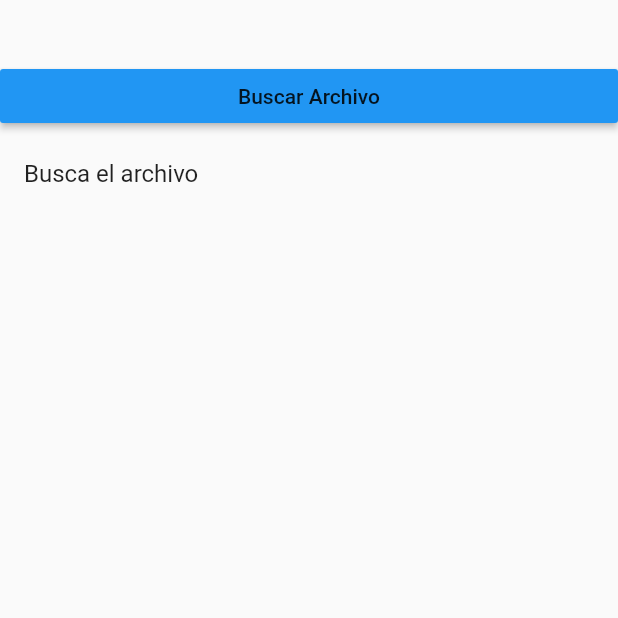
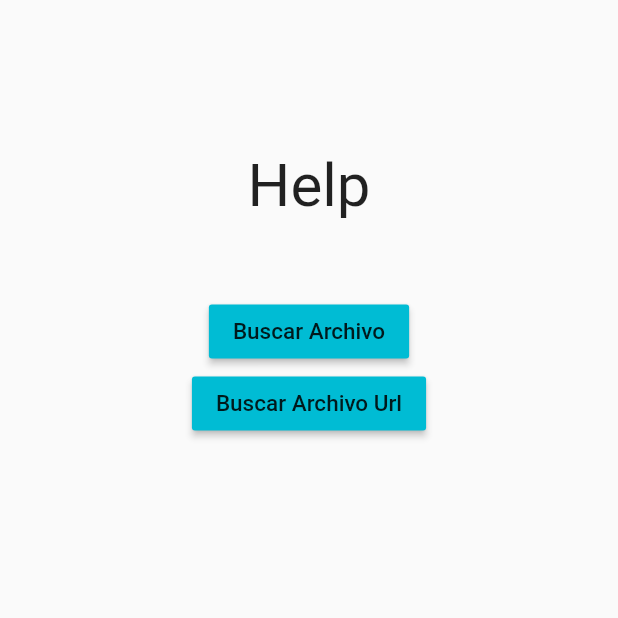
Before and after one commit to maxneo4/Research, a Flutter app: the screen it shows after launch, on a phone screen of 412 x 824 dp, the top half of it. Run offline on Flutter 3.47's test engine with Material 2 defaults, Android fonts, the phone set to English and light mode, and no system bars; our stand-ins replace file_picker.

Commit message:
leer archivos en formato q|a corregir Error en TextFiel leer Archivo desde url
unidades: 2

```diff
--- a/Automate study questions/Flutter/manejo_archivos/lib/Widgets/Question_widget.dart
+++ b/Automate study questions/Flutter/manejo_archivos/lib/Widgets/Question_widget.dart
@@ -15,9 +15,7 @@ class Questions extends StatelessWidget {
   }
 
   Widget pre(context) {
-
     final datos = Provider.of<Datos>(context);
-
     return ListTile(
       title: Text("Pregunta "+datos.Nq+":\n"+datos.Q),
     );
--- a/Automate study questions/Flutter/manejo_archivos/lib/main.dart
+++ b/Automate study questions/Flutter/manejo_archivos/lib/main.dart
@@ -1,8 +1,11 @@
 import 'package:flutter/material.dart';
 import 'package:manejo_archivos/pages/page.dart';
+import 'package:manejo_archivos/pages/url_page.dart';
 import 'package:manejo_archivos/providers/Answer_provider.dart';
 import 'package:manejo_archivos/providers/Contador_provider.dart';
 import 'package:manejo_archivos/providers/Datos_provider.dart';
+import 'package:manejo_archivos/providers/url_provider.dart';
+import 'package:manejo_archivos/routes/routes.dart';
 import 'package:provider/provider.dart';
 
 
@@ -18,6 +21,7 @@ class MyApp extends StatelessWidget {
             ChangeNotifierProvider(builder: (context)=>Datos()),
             ChangeNotifierProvider(builder: (context)=>Answer()),
             ChangeNotifierProvider(builder: (context)=>Contador()),
+            ChangeNotifierProvider(builder: (context)=>Url()),
         ],
           child: MaterialApp(
         title: 'Flutter Demo',
@@ -28,6 +32,7 @@ class MyApp extends StatelessWidget {
         ),
               debugShowCheckedModeBanner: false,
         home: ArchivoPage(),
+        routes: getApplicationRoutes(),
       ),
     );
   }
--- a/Automate study questions/Flutter/manejo_archivos/lib/pages/page.dart
+++ b/Automate study questions/Flutter/manejo_archivos/lib/pages/page.dart
@@ -1,12 +1,11 @@
 import 'package:file_picker/file_picker.dart';
 import 'package:flutter/material.dart';
-import 'package:manejo_archivos/Widgets/Answer_widget.dart';
-import 'package:manejo_archivos/Widgets/Next_widget.dart';
-import 'package:manejo_archivos/Widgets/Question_widget.dart';
 import 'package:manejo_archivos/providers/Contador_provider.dart';
 import 'dart:io';
 
 import 'package:manejo_archivos/providers/Datos_provider.dart';
+import 'package:manejo_archivos/utils/Marchivo_utils.dart';
+import 'package:manejo_archivos/utils/validar_utils.dart';
 import 'package:provider/provider.dart';
 
 class ArchivoPage extends StatefulWidget {
@@ -19,49 +18,57 @@ class ArchivoPage extends StatefulWidget {
 class _ArchivoPageState extends State<ArchivoPage> {
   String _path;
   String _fileType = "txt";
-  String contents="Busca el archivo";
+  String contents = "Busca el archivo";
   List datos;
-  bool hay=false;
+  bool ur = false;
 
   @override
   Widget build(BuildContext context) {
+    return Scaffold(
+      body: ListView(children: <Widget>[
+        Container(
+          padding: EdgeInsets.only(top: 100),
+          child: Column(
+            children: <Widget>[Text("Help", style: TextStyle(fontSize: 40))],
+          ),
+        ),
+        buttons(),
+      ]),
+    );
+  }
+
+  Widget buttons() {
     final datos = Provider.of<Datos>(context);
     final contador = Provider.of<Contador>(context, listen: false);
-    return Scaffold(
-      body: ListView(
+    return Container(
+      padding: EdgeInsets.only(top: 50),
+      child: Column(
         children: <Widget>[
-          SizedBox(
-            height: 40.0,
-          ),
           new RaisedButton(
-            child: Text("Buscar Archivo"),
+            child: Text(
+              "Buscar Archivo",
+              style: TextStyle(fontSize: 15),
+            ),
             onPressed: () {
-              hay=false;
               contador.reset();
               datos.reset();
               _openFileExplorer();
             },
-            color: Colors.blue,
+            color: Colors.cyan,
           ),
-          hay == false
-              ? new ListTile(
-                  title: Text(contents),
-                )
-              : new Container(
-                child: Column(
-                  children: <Widget>[
-                    Questions(),
-                    SizedBox(
-                      height: 30,
-                    ),
-                    Answer_widget(),
-                    SizedBox(
-                      height: 30,
-                    ),
-                    Next(),
-                  ],
-                )
-              ),
+          new RaisedButton(
+            child: Text(
+              "Buscar Archivo Url",
+              style: TextStyle(fontSize: 15),
+            ),
+            onPressed: () {
+              contador.reset();
+              datos.reset();
+              Navigator.pushNamed(context, "Url");
+              setState(() {});
+            },
+            color: Colors.cyan,
+          ),
         ],
       ),
     );
@@ -80,19 +87,20 @@ class _ArchivoPageState extends State<ArchivoPage> {
   }
 
   void readCounter() async {
-    final datos = Provider.of<Datos>(context);
+    ValidateNq V = new ValidateNq();
+    final datos = Provider.of<Datos>(context, listen: false);
     try {
       final file = await File(_path);
       // Leer el archivo
       contents = await file.readAsString();
-      List D=contents.split("\r\n");
+      List D = contents.split("\r\n");
       D.remove("");
-      if(!D.contains("nq|q|a")){
-        contents = "Archivo de Texto no valido";
+      if (V.valida(D[0])) {
+        datos.all = contents;
+        datos.cargar();
+        Navigator.pushNamed(context, "Ques");
       }else{
-        datos.cargar=D;
-        hay=true;
-        print("object");
+        MarchivoAlert(context);
       }
       setState(() {});
     } catch (e) {
--- /dev/null
+++ b/Automate study questions/Flutter/manejo_archivos/lib/routes/routes.dart
@@ -0,0 +1,13 @@
+
+import 'package:flutter/material.dart';
+import 'package:manejo_archivos/pages/page.dart';
+import 'package:manejo_archivos/pages/questions_page.dart';
+import 'package:manejo_archivos/pages/url_page.dart';
+
+Map<String, WidgetBuilder> getApplicationRoutes() {
+  return <String, WidgetBuilder>{
+    'Page': (BuildContext context) => ArchivoPage(),
+    'Url': (BuildContext context) => Urlpage(),
+    'Ques': (BuildContext context) => Question(),
+  };
+}
--- a/Automate study questions/Flutter/manejo_archivos/pubspec.yaml
+++ b/Automate study questions/Flutter/manejo_archivos/pubspec.yaml
@@ -30,6 +30,8 @@ dependencies:
   cupertino_icons: ^0.1.3
   file_picker: ^1.3.6
   provider: ^2.0.1
+  http: ^0.12.2
+
 
 
 
```
Also changed, not shown: Automate study questions/Flutter/manejo_archivos/lib/Widgets/Answer_widget.dart (+4 -4 lines), Automate study questions/Flutter/manejo_archivos/lib/Widgets/all_widget.dart (added, +26 -0 lines), Automate study questions/Flutter/manejo_archivos/lib/pages/questions_page.dart (added, +16 -0 lines), Automate study questions/Flutter/manejo_archivos/lib/pages/url_page.dart (added, +103 -0 lines), Automate study questions/Flutter/manejo_archivos/lib/providers/Datos_provider.dart (+53 -22 lines), Automate study questions/Flutter/manejo_archivos/lib/providers/url_provider.dart (added, +37 -0 lines), Automate study questions/Flutter/manejo_archivos/lib/utils/Marchivo_utils.dart (added, +25 -0 lines), Automate study questions/Flutter/manejo_archivos/lib/utils/validar_utils.dart (added, +11 -0 lines), Automate study questions/Flutter/manejo_archivos/pubspec.lock, 2 other files.
